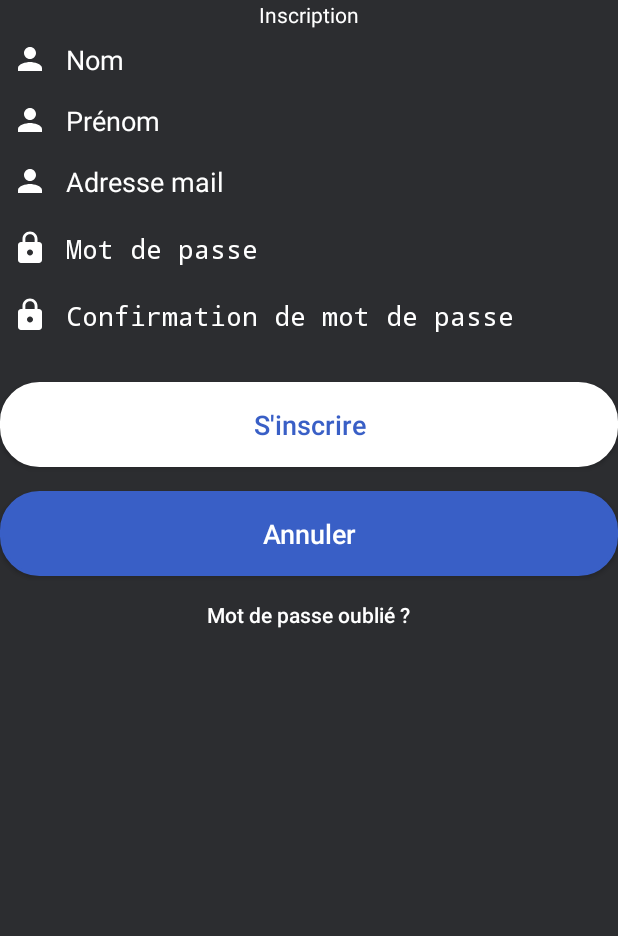
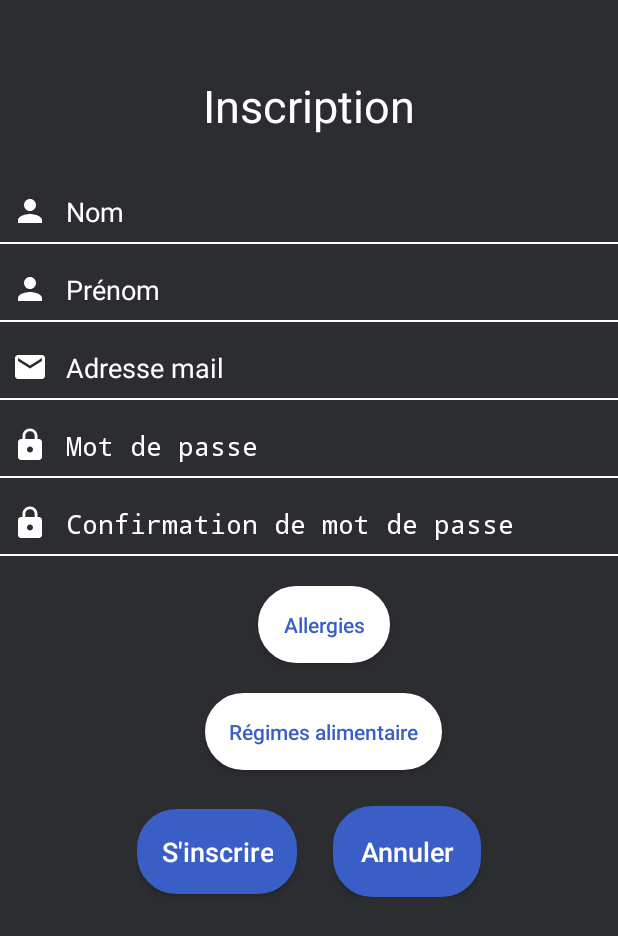
Before and after one commit to nathanpecqueux/iCookForYou, an Android app: the RegisterActivity screen opened directly, with no data from a screen before it, on a phone screen of 412 x 824 dp. Shown: the top 936 px of the screen. Run offline under Robolectric (Android 15) with nearby library versions, the phone set to English and light mode, and no system bars.

Commit message:
Page Register et Connection + listes

```diff
--- a/iCookForYou/app/src/main/AndroidManifest.xml
+++ b/iCookForYou/app/src/main/AndroidManifest.xml
@@ -18,8 +18,8 @@
                 <category android:name="android.intent.category.LAUNCHER"/>
             </intent-filter>
         </activity>
-        <activity android:name=".ConnectionActivity"/>
-        <activity android:name=".RegisterActivity">
+        <activity android:name=".ConnectionActivity"  android:windowSoftInputMode="stateHidden"/>
+        <activity android:name=".RegisterActivity"  android:windowSoftInputMode="stateHidden">
         </activity>
     </application>
 
--- a/iCookForYou/app/src/main/java/fr/univ_littoral/nathan/myapplication/RegisterActivity.java
+++ b/iCookForYou/app/src/main/java/fr/univ_littoral/nathan/myapplication/RegisterActivity.java
@@ -1,14 +1,87 @@
 package fr.univ_littoral.nathan.myapplication;
 
 import android.app.Activity;
+import android.content.DialogInterface;
+import android.content.Intent;
+import android.support.v7.app.AlertDialog;
 import android.support.v7.app.AppCompatActivity;
 import android.os.Bundle;
+import android.view.View;
+import android.widget.Button;
+import android.widget.Toast;
 
-public class RegisterActivity extends Activity {
+public class RegisterActivity extends Activity implements View.OnClickListener{
+
+    static String[] allergies={"arachides","fruits à écales","lait de vache","oeufs","poissons","fruits de mer","soya","blé","graines de sésame"};
+    static String[] diets={"Végétarien","Vegan","Sans gluten"};
+    boolean[] checkedAllergiesItems=new boolean[allergies.length];
+    boolean[] checkedDietItems=new boolean[diets.length];
+    AlertDialog adAllergies;
+    AlertDialog adDiet;
+    Button allergiesButton;
+    Button dietButton;
+    Button registerButton;
+    Button cancelButton;
 
     @Override
     protected void onCreate(Bundle savedInstanceState) {
         super.onCreate(savedInstanceState);
         setContentView(R.layout.activity_register);
+        allergiesButton=(Button) findViewById(R.id.registeredallergies);
+        dietButton=(Button) findViewById(R.id.registereddiet);
+        registerButton=(Button) findViewById(R.id.register);
+        cancelButton=(Button) findViewById(R.id.cancel);
+        allergiesButton.setOnClickListener(this);
+        registerButton.setOnClickListener(this);
+        dietButton.setOnClickListener(this);
+        cancelButton.setOnClickListener(this);
+    }
+
+    @Override
+    public void onClick(View v) {
+        switch(v.getId()){
+            case R.id.registeredallergies:
+                alertAllergies();
+                adAllergies.show();
+                break;
+            case R.id.registereddiet:
+                alertDiet();
+                adDiet.show();
+                break;
+            case R.id.register:
+
+                break;
+            case R.id.cancel:
+                finish();
+                break;
+        }
+    }
+
+    public void alertAllergies(){
+        AlertDialog.Builder builder=new AlertDialog.Builder(this);
+        builder.setTitle("Selectionnez vos allergies");
+
+        builder.setNegativeButton("Ok", null);
+        builder.setMultiChoiceItems(allergies, checkedAllergiesItems, new DialogInterface.OnMultiChoiceClickListener() {
+            @Override
+            public void onClick(DialogInterface dialog, int which, boolean isChecked) {
+                Toast.makeText(getApplicationContext(), allergies[which], Toast.LENGTH_SHORT).show();
+            }
+        });
+        adAllergies=builder.create();
+    }
+
+    public void alertDiet(){
+        AlertDialog.Builder builder=new AlertDialog.Builder(this);
+        builder.setTitle("Selectionnez vos régimes alimentaires");
+
+        builder.setNegativeButton("Ok", null);
+        builder.setMultiChoiceItems(diets, checkedDietItems, new DialogInterface.OnMultiChoiceClickListener() {
+            @Override
+            public void onClick(DialogInterface dialog, int which, boolean isChecked) {
+                Toast.makeText(getApplicationContext(), diets[which], Toast.LENGTH_SHORT).show();
+            }
+        });
+        adDiet=builder.create();
     }
 }
--- /dev/null
+++ b/iCookForYou/app/src/main/res/drawable/ic_email_white_24dp.xml
@@ -0,0 +1,9 @@
+<vector xmlns:android="http://schemas.android.com/apk/res/android"
+        android:width="24dp"
+        android:height="24dp"
+        android:viewportWidth="24.0"
+        android:viewportHeight="24.0">
+    <path
+        android:fillColor="#FFFFFFFF"
+        android:pathData="M20,4L4,4c-1.1,0 -1.99,0.9 -1.99,2L2,18c0,1.1 0.9,2 2,2h16c1.1,0 2,-0.9 2,-2L22,6c0,-1.1 -0.9,-2 -2,-2zM20,8l-8,5 -8,-5L4,6l8,5 8,-5v2z"/>
+</vector>
--- a/iCookForYou/app/src/main/res/layout/activity_connection.xml
+++ b/iCookForYou/app/src/main/res/layout/activity_connection.xml
@@ -63,6 +63,7 @@ android:orientation="vertical"
             android:background="#fff"/>
 
         <Button
+            android:id="@+id/connection"
             android:layout_width="match_parent"
             android:layout_height="wrap_content"
             android:background="@drawable/background_login"
@@ -77,6 +78,7 @@ android:orientation="vertical"
             />
 
         <Button
+            android:id="@+id/gotoregister"
             android:layout_width="match_parent"
             android:layout_height="wrap_content"
             android:background="@drawable/background_signup"
--- a/iCookForYou/app/src/main/res/layout/activity_register.xml
+++ b/iCookForYou/app/src/main/res/layout/activity_register.xml
@@ -23,9 +23,12 @@
                 android:gravity="center"
                 android:text="Inscription"
                 android:textColor="#fff"
-                android:ems="10"/>
+                android:ems="10"
+                android:textSize="30sp"
+                android:layout_marginTop="50dp"/>
 
             <EditText
+                android:layout_marginTop="30dp"
                 android:id="@+id/registeredname"
                 android:layout_width="match_parent"
                 android:layout_height="wrap_content"
@@ -40,6 +43,11 @@
                 android:textColorHint="#fff"
                 android:textColor="#fff"/>
 
+            <View
+                android:layout_width="match_parent"
+                android:layout_height="1dp"
+                android:background="#fff"/>
+
             <EditText
                 android:id="@+id/registeredfirstname"
                 android:layout_width="match_parent"
@@ -49,18 +57,25 @@
                 android:drawablePadding="12dp"
                 android:ems="10"
                 android:hint="Prénom"
+                android:layout_marginTop="10dp"
                 android:inputType="textEmailAddress"
                 android:maxLines="1"
                 android:padding="8dp"
                 android:textColorHint="#fff"
                 android:textColor="#fff"/>
 
+            <View
+                android:layout_width="match_parent"
+                android:layout_height="1dp"
+                android:background="#fff"/>
+
             <EditText
                 android:id="@+id/registeredmail"
+                android:layout_marginTop="10dp"
                 android:layout_width="match_parent"
                 android:layout_height="wrap_content"
                 android:background="@android:color/transparent"
-                android:drawableLeft="@drawable/ic_person_white_24dp"
+                android:drawableLeft="@drawable/ic_email_white_24dp"
                 android:drawablePadding="12dp"
                 android:ems="10"
                 android:hint="Adresse mail"
@@ -70,9 +85,16 @@
                 android:textColorHint="#fff"
                 android:textColor="#fff"/>
 
+            <View
+                android:layout_width="match_parent"
+                android:layout_height="1dp"
+                android:background="#fff"/>
+
             <EditText
+                android:id="@+id/registeredpassword"
                 android:layout_width="match_parent"
                 android:layout_height="wrap_content"
+                android:layout_marginTop="10dp"
                 android:inputType="textPassword"
                 android:ems="10"
                 android:drawablePadding="12dp"
@@ -82,10 +104,15 @@
                 android:textColor="#fff"
                 android:maxLines="1"
                 android:background="@android:color/transparent"
-                android:layout_marginTop="4dp"
                 android:drawableLeft="@drawable/ic_lock_white_24dp"/>
 
+            <View
+                android:layout_width="match_parent"
+                android:layout_height="1dp"
+                android:background="#fff"/>
+
             <EditText
+                android:id="@+id/confirmpassword"
                 android:layout_width="match_parent"
                 android:layout_height="wrap_content"
                 android:inputType="textPassword"
@@ -97,15 +124,57 @@
                 android:textColor="#fff"
                 android:maxLines="1"
                 android:background="@android:color/transparent"
-                android:layout_marginTop="4dp"
+                android:layout_marginTop="10dp"
                 android:drawableLeft="@drawable/ic_lock_white_24dp"/>
 
+            <View
+                android:layout_width="match_parent"
+                android:layout_height="1dp"
+                android:background="#fff"/>
+
             <Button
+                android:id="@+id/registeredallergies"
+                android:layout_width="wrap_content"
+                android:layout_height="wrap_content"
+                android:text="Allergies"
+                android:layout_marginLeft="10dp"
+                android:layout_marginTop="20dp"
+                android:padding="16dp"
+                android:textColor="#395fc6"
+                android:textAllCaps="false"
+                android:layout_gravity="center"
+                android:background="@drawable/background_login"
+                style="@style/Base.TextAppearance.AppCompat.Body2"
+                />
+
+            <Button
+                android:id="@+id/registereddiet"
+                android:layout_width="wrap_content"
+                android:layout_height="wrap_content"
+                android:text="Régimes alimentaire"
+                android:layout_marginLeft="10dp"
+                android:layout_marginTop="20dp"
+                android:padding="16dp"
+                android:layout_gravity="center"
+                android:textColor="#395fc6"
+                android:textAllCaps="false"
+                android:background="@drawable/background_login"
+                style="@style/Base.TextAppearance.AppCompat.Body2"
+                />
+
+<LinearLayout
+    android:layout_width="wrap_content"
+    android:layout_height="wrap_content"
+    android:orientation="horizontal"
+    android:layout_gravity="center">
+
+    <Button
+        android:id="@+id/register"
         android:layout_width="match_parent"
         android:layout_height="wrap_content"
-                android:background="@drawable/background_login"
+        android:background="@drawable/background_signup"
         android:text="S'inscrire"
-                android:textColor="#395fc6"
+        android:textColor="#fff"
         android:textAllCaps="false"
         android:padding="16dp"
         android:clickable="true"
@@ -115,30 +184,22 @@
         />
 
     <Button
+        android:id="@+id/cancel"
         android:layout_width="match_parent"
         android:layout_height="wrap_content"
         android:background="@drawable/background_signup"
         android:text="Annuler"
         android:textColor="#fff"
         android:textAllCaps="false"
-                android:padding="16dp"
+        android:padding="18dp"
         android:clickable="true"
         style="@style/Base.TextAppearance.AppCompat.Body2"
-                android:layout_marginTop="16dp"
+        android:layout_marginTop="24dp"
+        android:layout_marginLeft="24dp"
         android:textSize="18sp"
         />
 
-            <TextView
-                android:layout_width="wrap_content"
-                android:layout_height="wrap_content"
-                android:layout_gravity="center"
-                android:text="Mot de passe oublié ?"
-                style="@style/TextAppearance.AppCompat.Body2"
-                android:textColor="#fff"
-                android:padding="16dp"
-                android:clickable="true"
-                android:layout_marginBottom="16dp"/>
-
+</LinearLayout>
         </LinearLayout>
 
     </ScrollView>
```
Also changed, not shown: iCookForYou/app/src/main/java/fr/univ_littoral/nathan/myapplication/ConnectionActivity.java (+23 -1 lines). Lines whose indentation alone changed are shown as unchanged.
